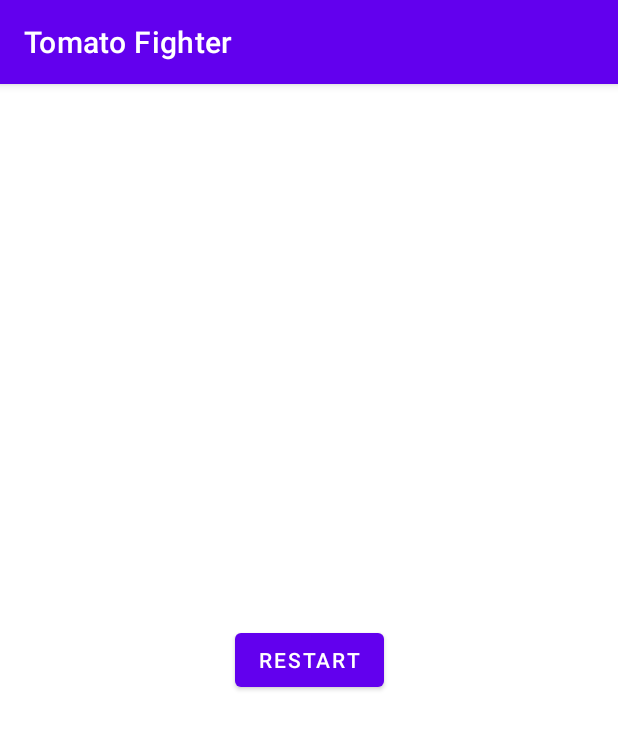
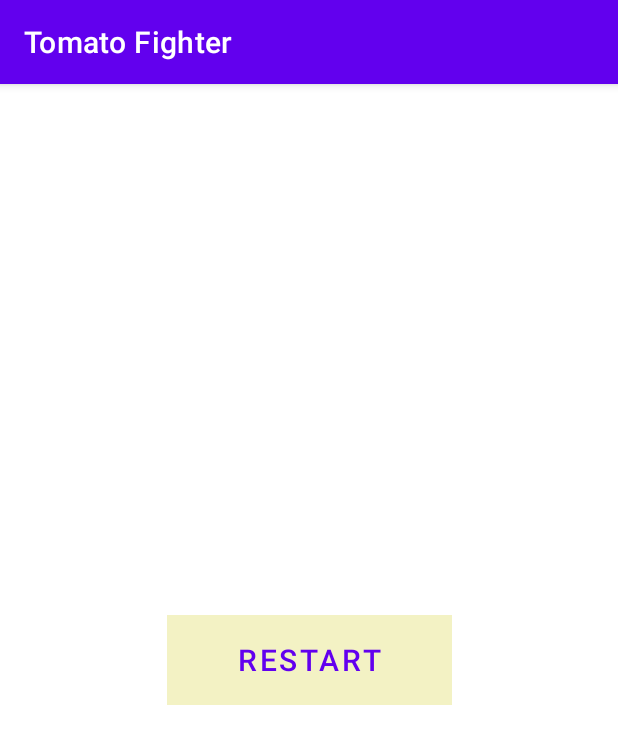
Before and after one commit to Markgiliadov/Tomato_obstacle_game, an Android app: the MainMenu screen opened directly, with no data from a screen before it, on a phone screen of 412 x 824 dp. Shown: the top 744 px of the screen. Run offline under Robolectric (Android 15) with nearby library versions, the phone set to English and light mode, and no system bars.

Commit message:
Setting more beautiful button

```diff
--- a/app/src/main/res/layout/activity_main_menu.xml
+++ b/app/src/main/res/layout/activity_main_menu.xml
@@ -6,16 +6,37 @@
     android:layout_height="match_parent"
     tools:context=".MainMenu">
 
+    <LinearLayout
+        android:layout_width="190dp"
+        android:layout_height="60dp"
+        android:background="#f3f2c4"
+        app:layout_constraintBottom_toBottomOf="parent"
+        app:layout_constraintEnd_toEndOf="parent"
+        app:layout_constraintStart_toStartOf="parent"
+        app:layout_constraintTop_toTopOf="parent">
+
+
+
     <Button
         android:id="@+id/restartButton"
-        android:layout_width="wrap_content"
-        android:layout_height="wrap_content"
+        style="?attr/materialButtonOutlinedStyle"
+        android:layout_width="match_parent"
+        android:layout_height="match_parent"
+        android:layout_weight="1"
+        android:width="300dp"
+        android:background="#f3f2c4"
+        android:bottom="0dp"
+
+        android:color="#80FFFFFF"
         android:onClick="onClickListener"
         android:text="Button"
+        android:textSize="20dp"
+        android:top="0dp"
         app:layout_constraintBottom_toBottomOf="parent"
         app:layout_constraintEnd_toEndOf="parent"
-        app:layout_constraintHorizontal_bias="0.501"
+        app:layout_constraintHorizontal_bias="0.227"
         app:layout_constraintStart_toStartOf="parent"
-        app:layout_constraintTop_toTopOf="parent" />
-
+        app:layout_constraintTop_toTopOf="parent"
+        app:layout_constraintVertical_bias="0.107" />
+    </LinearLayout>
 </androidx.constraintlayout.widget.ConstraintLayout>
```
Also changed, not shown: app/src/main/res/layout/activity_main2.xml (deleted, +0 -17 lines).
